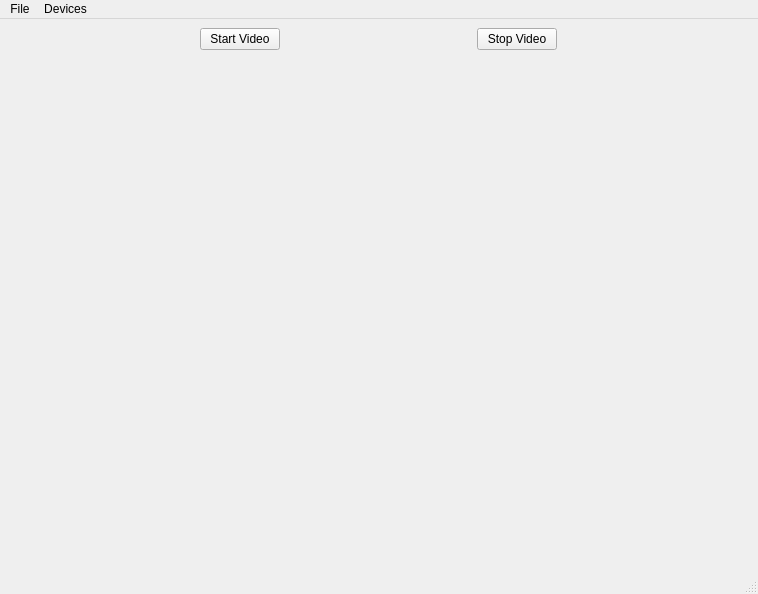
The window that src/mainwindow.ui (Adam-Strupczewski/Reconstruction) describes before a commit, drawn with Qt 5.
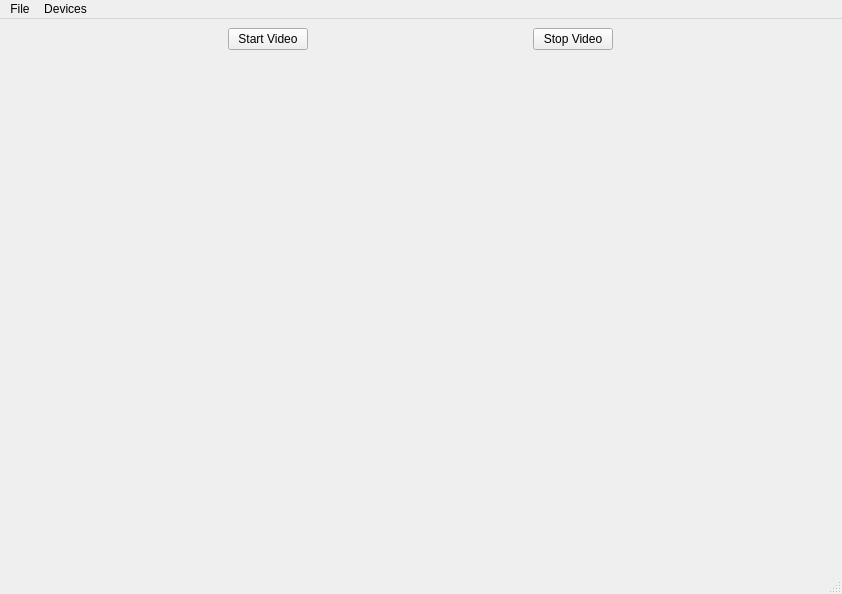
The same window after the commit. Custom widgets are drawn as their Qt base class.

Diff of the .ui file:
```diff
--- a/src/mainwindow.ui
+++ b/src/mainwindow.ui
@@ -6,7 +6,7 @@
    <rect>
     <x>0</x>
     <y>0</y>
-    <width>758</width>
+    <width>842</width>
     <height>594</height>
    </rect>
   </property>
@@ -109,7 +109,7 @@
     <rect>
      <x>0</x>
      <y>0</y>
-     <width>758</width>
+     <width>842</width>
      <height>21</height>
     </rect>
    </property>
```
Left out of the diff: 2 changed lines with no effect on the pictures.
